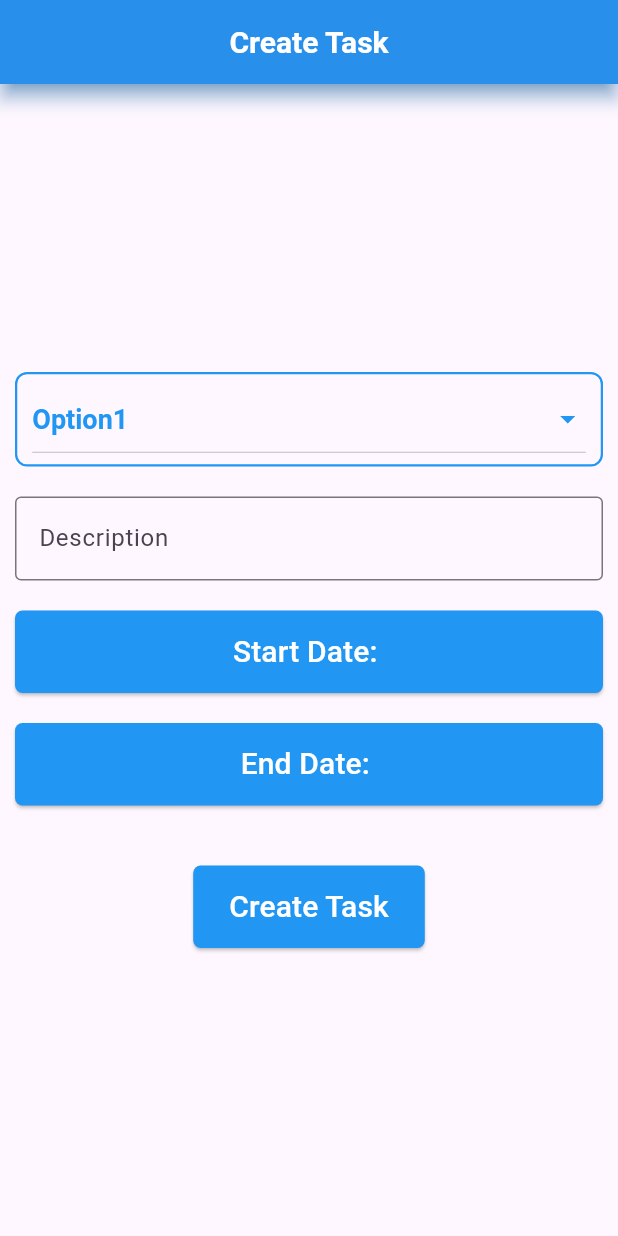
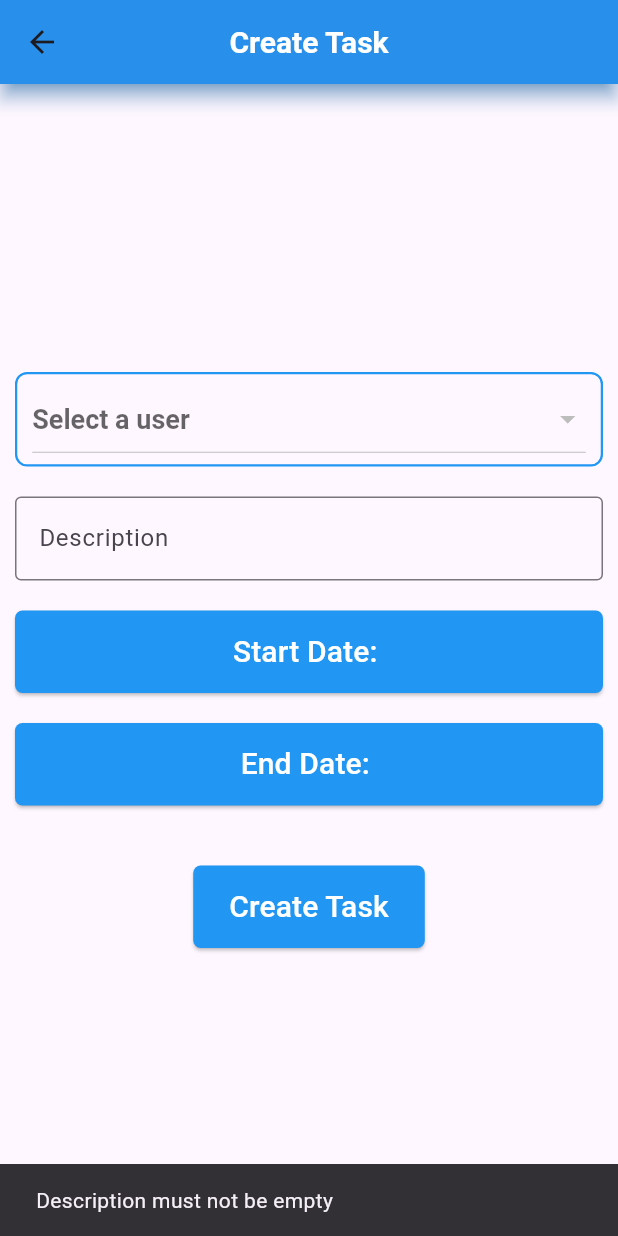
Before and after one commit to IAftabRehman/Task-Management-System, a Flutter app: the createTask_screen screen opened directly, after a tap on "Create Task", on a phone screen of 412 x 824 dp. Run offline on Flutter 3.47's test engine with Material 3 defaults, Android fonts, the phone set to English and light mode, and no system bars; our stand-ins replace cloud_firestore, firebase_auth, firebase_core; accounts and stored records are empty.

Commit message:
createTask_screen.dart and createTask_provider.dart both are done from model and services sides

```diff
--- a/lib/main.dart
+++ b/lib/main.dart
@@ -4,6 +4,7 @@ import 'package:provider/provider.dart';
 import 'package:task_management_system/providers/createTask_provider.dart';
 import 'package:task_management_system/providers/userRegistration_provider.dart';
 import 'package:task_management_system/screens/createTask_screen.dart';
+import 'package:task_management_system/screens/signUp_screen.dart';
 
 Future<void> main() async {
   WidgetsFlutterBinding.ensureInitialized();
@@ -33,7 +34,7 @@ class MyApp extends StatelessWidget {
           ),
 
           debugShowCheckedModeBanner: false,
-          home: createTask_screen(),
+          home: signUp_screen(),
         );
       }),
     );
--- a/lib/providers/createTask_provider.dart
+++ b/lib/providers/createTask_provider.dart
@@ -1,10 +1,32 @@
 import 'package:flutter/material.dart';
+import 'package:task_management_system/models/createTaskModel.dart';
+import 'package:task_management_system/services/createTaskServices.dart';
+import '../services/registrationServices.dart';
 
 class createTask_provider with ChangeNotifier {
   TextEditingController descriptionController = TextEditingController();
 
-  String selectedItem = 'Option1';
-  final List<String> items = ["Option1", "Option2", "Option3"];
+  bool isLoading = false;
+
+
+
+  String selectedItem = "";
+  List<String> items = [];
+
+  Future<void> fetchUserNames() async {
+    try {
+      List<String> userNames = await RegistrationServices().getAllUserNames();
+      items.clear();
+      items.addAll(userNames);
+      selectedItem = items.isNotEmpty ? items[0] : 'No users found';
+      notifyListeners(); // ✅ Add this back here to auto-refresh the UI
+    } catch (e) {
+      print("Error fetching usernames: $e");
+    }
+  }
+
+
+
 
   DateTime? startDate;
   DateTime? endDate;
@@ -15,16 +37,6 @@ class createTask_provider with ChangeNotifier {
   void updateSelectedItem(String value) {
     selectedItem = value;
     notifyListeners();
-  }
-
-  Future<void> pushTaskDetails(BuildContext context) async {
-    try {
-
-    } catch (e) {
-      ScaffoldMessenger.of(
-        context,
-      ).showSnackBar(SnackBar(content: Text(e.toString())));
-    }
   }
 
   // Pick start date
@@ -57,7 +69,34 @@ class createTask_provider with ChangeNotifier {
     }
   }
 
-  // Dispose the controller
+  Future<void> pushTaskDetails(BuildContext context) async {
+    if(descriptionController.text.isEmpty){
+      ScaffoldMessenger.of(context).showSnackBar(SnackBar(content: Text("Description must not be empty")));
+    }
+
+    try {
+      isLoading = true;
+      notifyListeners();
+
+      await CreateTaskServices().createTask(CreateTaskModel(
+        docId: DateTime.now().millisecondsSinceEpoch.toString(),
+        userName: selectedItem.toString(),
+        description: descriptionController.text,
+        startDate: startDateText.toString(),
+        endDate: endDateText
+      )).then((val) async {
+        isLoading = false;
+        notifyListeners();
+      });
+    } catch (e) {
+      isLoading = false;
+      notifyListeners();
+      ScaffoldMessenger.of(
+        context,
+      ).showSnackBar(SnackBar(content: Text(e.toString())));
+    }
+  }
+
   void disposeController() {
     descriptionController.dispose();
   }
--- a/lib/providers/userRegistration_provider.dart
+++ b/lib/providers/userRegistration_provider.dart
@@ -1,10 +1,12 @@
 import 'package:flutter/material.dart';
 import 'package:task_management_system/models/registrationModel.dart';
+import 'package:task_management_system/screens/createTask_screen.dart';
 import 'package:task_management_system/screens/login_screen.dart';
 import 'package:task_management_system/services/authentication.dart';
 import 'package:task_management_system/services/registrationServices.dart';
 
 class userRegistration_provider with ChangeNotifier {
+
 
   TextEditingController nameController = TextEditingController();
   TextEditingController emailController = TextEditingController();
@@ -53,6 +55,11 @@ class userRegistration_provider with ChangeNotifier {
               content: Text("You are Logged In."),
             ),
       );
+
+    isLoading = false;
+    notifyListeners();
+
+    Navigator.push(context, MaterialPageRoute(builder: (context) => createTask_screen()));
     } catch (e) {
       isLoading = false;
       notifyListeners();
@@ -74,7 +81,7 @@ class userRegistration_provider with ChangeNotifier {
       ).showSnackBar(SnackBar(content: Text("All fields must be filled!")));
       return;
     }
-    if (passwordController.text.length <= 6) {
+    if (passwordController.text.length <= 5) {
       ScaffoldMessenger.of(context).showSnackBar(
         SnackBar(content: Text("Password would be 6 or more characters")),
       );
@@ -109,7 +116,11 @@ class userRegistration_provider with ChangeNotifier {
               title: Text("Message"),
               content: Text("An email with verification link has been sent."),
             ),
-      );
+      ).then((val){
+        isLoading = false;
+        notifyListeners();
+        Navigator.push(context, MaterialPageRoute(builder: (context) => createTask_screen()));
+      });
     } catch (e) {
       isLoading = false;
       notifyListeners();
--- a/lib/screens/createTask_screen.dart
+++ b/lib/screens/createTask_screen.dart
@@ -2,12 +2,28 @@ import 'package:flutter/material.dart';
 import 'package:provider/provider.dart';
 import 'package:task_management_system/providers/createTask_provider.dart';
 
-class createTask_screen extends StatelessWidget {
+
+class createTask_screen extends StatefulWidget {
   const createTask_screen({super.key});
 
   @override
+  State<createTask_screen> createState() => _createTask_screenState();
+}
+
+class _createTask_screenState extends State<createTask_screen> {
+  @override
+  void initState() {
+    super.initState();
+    Future.delayed(Duration.zero, () async {
+      final provider = Provider.of<createTask_provider>(context, listen: false);
+      await provider.fetchUserNames();
+      provider.notifyListeners(); // <- Important since fetchUserNames doesn't notify
+    });
+  }
+
+  @override
   Widget build(BuildContext context) {
-    final provider = Provider.of<createTask_provider>(context, listen: true);
+    final provider = Provider.of<createTask_provider>(context, listen: false);
     return Scaffold(
       appBar: AppBar(
         backgroundColor: Colors.blue,
@@ -36,9 +52,11 @@ class createTask_screen extends StatelessWidget {
                   border: Border.all(color: Colors.blue, width: 1.5),
                   borderRadius: BorderRadius.circular(8.0),
                 ),
-                child: DropdownButton<String>(
-                  value: provider.selectedItem,
-                  style: TextStyle(
+                child: Consumer<createTask_provider>(
+                  builder: (context, provider, child) {
+                    return DropdownButton<String>(
+                      value: provider.selectedItem.isNotEmpty ? provider.selectedItem : null,
+                      style: const TextStyle(
                         color: Colors.blue,
                         fontSize: 18,
                         fontWeight: FontWeight.bold,
@@ -47,6 +65,7 @@ class createTask_screen extends StatelessWidget {
                       dropdownColor: Colors.green.shade100,
                       isExpanded: true,
                       itemHeight: 60,
+                      hint: const Text("Select a user"),
                       items: provider.items.map((String value) {
                         return DropdownMenuItem<String>(
                           value: value,
@@ -58,10 +77,13 @@ class createTask_screen extends StatelessWidget {
                           provider.updateSelectedItem(newValue);
                         }
                       },
+                    );
+                  },
                 ),
               ),
               SizedBox(height: 20),
               TextField(
+                controller: provider.descriptionController,
                 decoration: const InputDecoration(
                   border: OutlineInputBorder(),
                   labelText: "Description",
@@ -99,7 +121,10 @@ class createTask_screen extends StatelessWidget {
               ),
               SizedBox(height: 40),
 
-              ElevatedButton(onPressed: (){},
+              provider.isLoading ? Center(child: CircularProgressIndicator()) :
+              ElevatedButton(onPressed: (){
+                provider.pushTaskDetails(context);
+              },
                   style: ElevatedButton.styleFrom(
                     shape: RoundedRectangleBorder(
                       borderRadius: BorderRadius.circular(5),
--- a/lib/services/registrationServices.dart
+++ b/lib/services/registrationServices.dart
@@ -9,13 +9,20 @@ class RegistrationServices {
         .set(model.toJson(model.docId.toString()));
   }
 
-  Future<RegistrationModel?> getUserName(String docId) async {
-    DocumentSnapshot doc = await FirebaseFirestore.instance
-        .collection("registrationCollection")
-        .doc(docId)
-        .get();
+  Future<List<String>> getAllUserNames() async {
+    try {
+      QuerySnapshot snapshot = await FirebaseFirestore.instance
+          .collection("registrationCollection")
+          .get();
 
-    return doc['name'];
+      List<String> userNames = snapshot.docs
+          .map((doc) => doc['name'].toString())
+          .toList();
+
+      return userNames;
+    } catch (e) {
+      print("Error fetching user names: $e");
+      return [];
+    }
   }
-
 }
```
Lines whose indentation alone changed are shown as unchanged.
